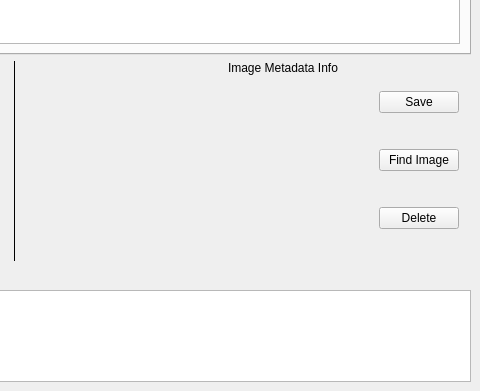
Old version of the form kstars/tools/observinglist.ui in the repository KDE/kstars; both pictures show x 357 to 837 and y 259 to 650 of the 837 by 650 pixel window.
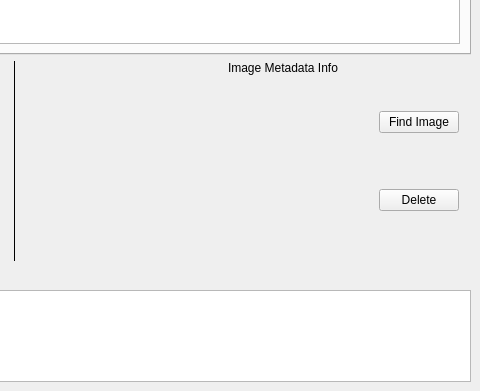
New version of the form. Custom widgets are drawn as their Qt base class.

Commit message: Remove the notion of temp images in Obs. Planner. All images are saved.

The edit to the form file:
```diff
--- a/kstars/tools/observinglist.ui
+++ b/kstars/tools/observinglist.ui
@@ -623,19 +623,6 @@
        <property name="rightMargin">
         <number>12</number>
        </property>
-       <item>
-        <widget class="QPushButton" name="SaveImage">
-         <property name="sizePolicy">
-          <sizepolicy hsizetype="Minimum" vsizetype="Fixed">
-           <horstretch>0</horstretch>
-           <verstretch>0</verstretch>
-          </sizepolicy>
-         </property>
-         <property name="text">
-          <string>Save</string>
-         </property>
-        </widget>
-       </item>
        <item>
         <widget class="QPushButton" name="SearchImage">
          <property name="text">
```
The commit also changes 6 other files.
